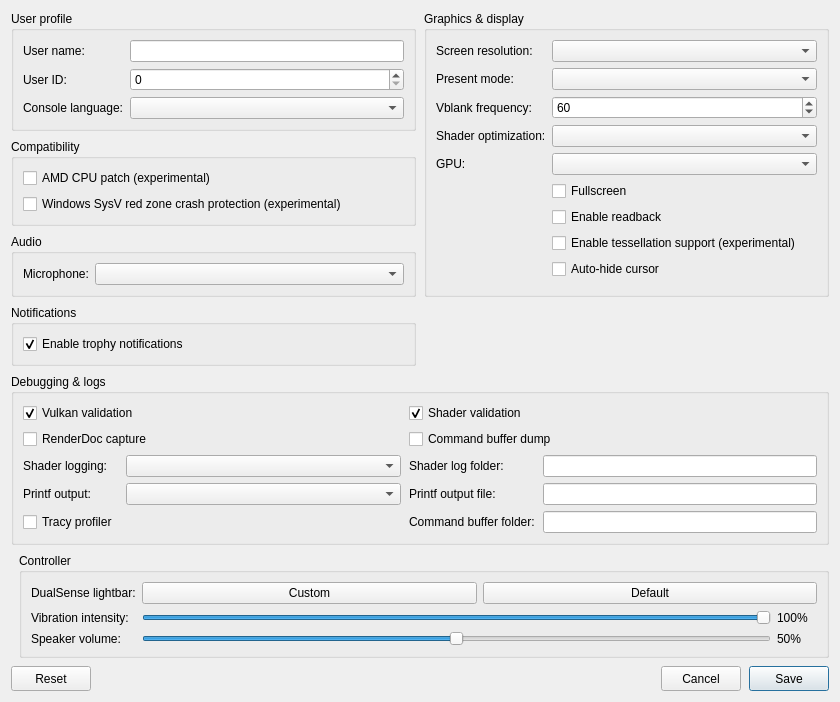
0wn1/KytyPS5, file src/launcher/forms/configuration_edit_dialog.ui: the form before one commit.
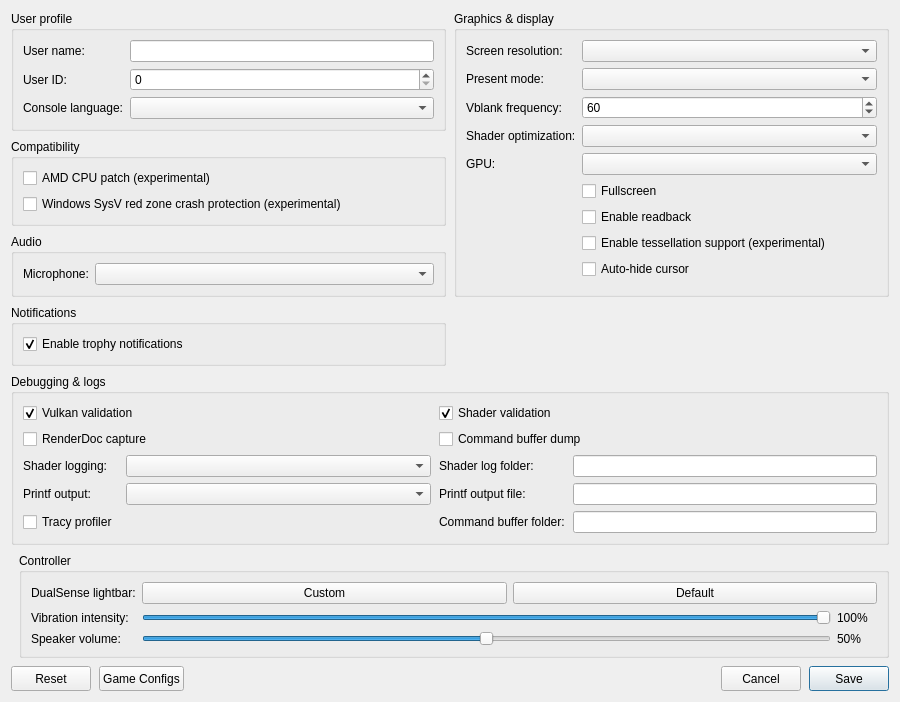
The form after the commit. Custom widgets are drawn as their Qt base class.

Commit message: launcher: add per-game config import and export

```diff
--- a/src/launcher/forms/configuration_edit_dialog.ui
+++ b/src/launcher/forms/configuration_edit_dialog.ui
@@ -6,7 +6,7 @@
    <rect>
     <x>0</x>
     <y>0</y>
-    <width>840</width>
+    <width>900</width>
     <height>620</height>
    </rect>
   </property>
@@ -400,6 +400,13 @@
        <property name="toolTip"><string>Restore default settings</string></property>
       </widget>
      </item>
+     <item>
+      <widget class="QPushButton" name="settings_button">
+       <property name="minimumSize"><size><width>80</width><height>25</height></size></property>
+       <property name="text"><string>Game Configs</string></property>
+       <property name="toolTip"><string>Import or export game configs</string></property>
+      </widget>
+     </item>
      <item>
       <spacer name="buttonSpacer">
        <property name="orientation"><enum>Qt::Horizontal</enum></property>
```
The commit also changes 7 other files.
